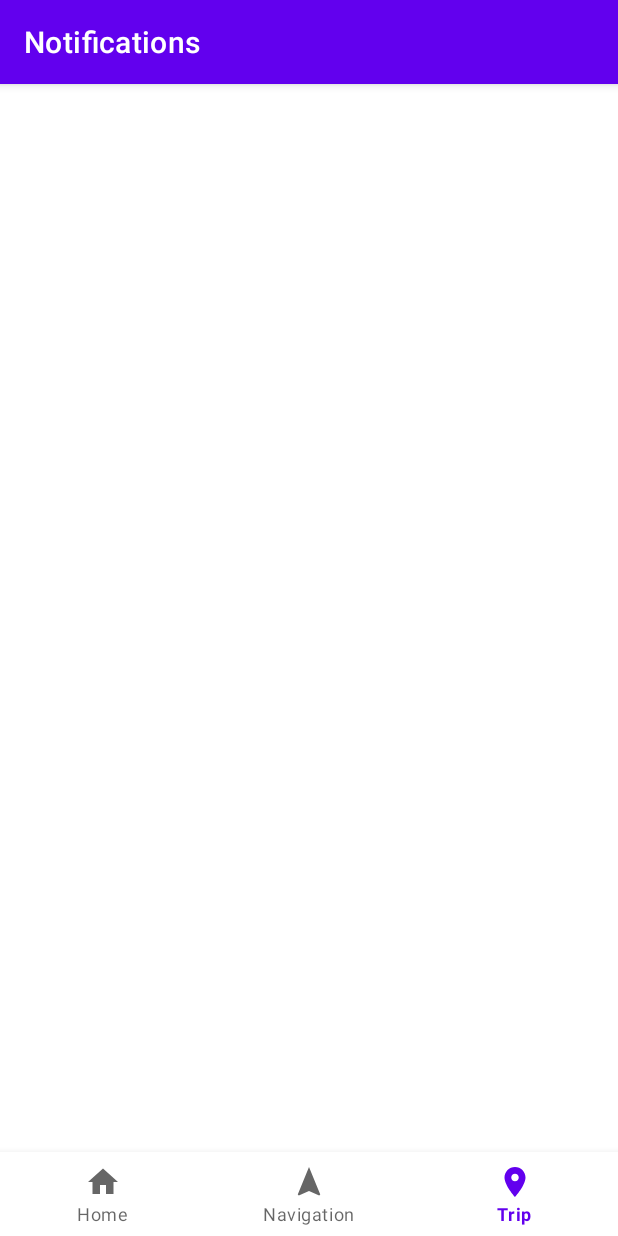
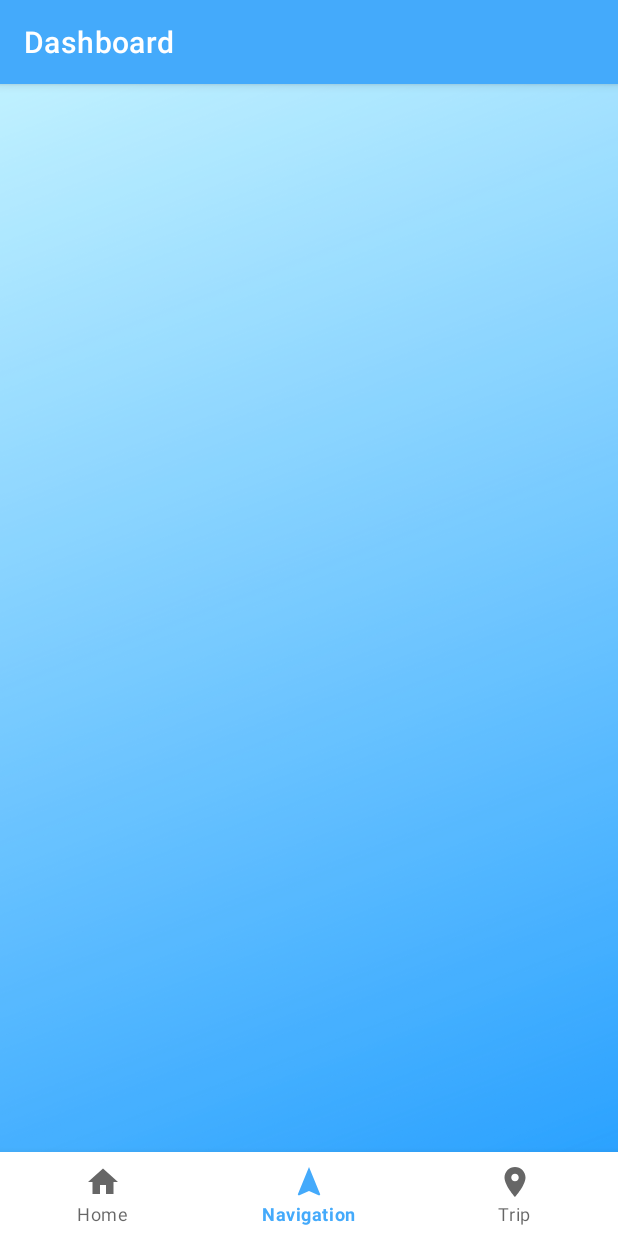
Before and after one commit to NitantBhagat/TravelEase_Android, an Android app: the NavigationFragment screen opened through its navigation route, on a phone screen of 412 x 824 dp. Run offline under Robolectric (Android 15) with nearby library versions, the phone set to English and light mode, and no system bars; our stand-ins replace navigation-ui.

Commit message:
Third Commit 2/3/23

```diff
--- a/app/src/main/java/com/travelease/nitant/ui/notifications/NotificationsFragment.java
+++ b/app/src/main/java/com/travelease/nitant/ui/Navigation/NavigationFragment.java
@@ -1,4 +1,4 @@
-package com.travelease.nitant.ui.notifications;
+package com.travelease.nitant.ui.Navigation;
 
 import android.os.Bundle;
 import android.view.LayoutInflater;
@@ -8,21 +8,23 @@ import android.widget.TextView;
 
 import androidx.annotation.NonNull;
 import androidx.fragment.app.Fragment;
-import androidx.lifecycle.ViewModelProvider;
 
-import com.travelease.nitant.databinding.FragmentTripBinding;
+import com.travelease.nitant.databinding.FragmentNavigationBinding;
 
-public class NotificationsFragment extends Fragment {
+public class NavigationFragment extends Fragment {
 
-    private FragmentTripBinding binding;
+    private FragmentNavigationBinding binding;
 
     public View onCreateView(@NonNull LayoutInflater inflater,
                              ViewGroup container, Bundle savedInstanceState) {
 
-        binding = FragmentTripBinding.inflate(inflater, container, false);
+
+        binding = FragmentNavigationBinding.inflate(inflater, container, false);
         View root = binding.getRoot();
 
-        final TextView textView = binding.textNotifications;
+
+
+        final TextView textView = binding.textDashboard;
         return root;
     }
 
--- a/app/src/main/res/layout/activity_home.xml
+++ b/app/src/main/res/layout/activity_home.xml
@@ -4,7 +4,8 @@
     android:id="@+id/container"
     android:layout_width="match_parent"
     android:layout_height="match_parent"
-    android:paddingTop="?attr/actionBarSize">
+    android:paddingTop="?attr/actionBarSize"
+    android:background="@drawable/bg">
 
     <com.google.android.material.bottomnavigation.BottomNavigationView
         android:id="@+id/nav_view"
--- a/app/src/main/res/layout/fragment_navigation.xml
+++ b/app/src/main/res/layout/fragment_navigation.xml
@@ -4,7 +4,7 @@
     xmlns:tools="http://schemas.android.com/tools"
     android:layout_width="match_parent"
     android:layout_height="match_parent"
-    tools:context=".ui.dashboard.DashboardFragment">
+    tools:context=".ui.Navigation.NavigationFragment">
 
     <TextView
         android:id="@+id/text_dashboard"
--- a/app/src/main/res/layout/fragment_trip.xml
+++ b/app/src/main/res/layout/fragment_trip.xml
@@ -1,22 +1,18 @@
 <?xml version="1.0" encoding="utf-8"?>
-<androidx.constraintlayout.widget.ConstraintLayout xmlns:android="http://schemas.android.com/apk/res/android"
+<LinearLayout xmlns:android="http://schemas.android.com/apk/res/android"
     xmlns:app="http://schemas.android.com/apk/res-auto"
     xmlns:tools="http://schemas.android.com/tools"
     android:layout_width="match_parent"
     android:layout_height="match_parent"
-    tools:context=".ui.notifications.NotificationsFragment">
+    android:padding="16dp"
+    tools:context=".ui.Trip.TripFragment">
 
-    <TextView
-        android:id="@+id/text_notifications"
+    <androidx.recyclerview.widget.RecyclerView
         android:layout_width="match_parent"
-        android:layout_height="wrap_content"
-        android:layout_marginStart="8dp"
-        android:layout_marginTop="8dp"
-        android:layout_marginEnd="8dp"
-        android:textAlignment="center"
-        android:textSize="20sp"
-        app:layout_constraintBottom_toBottomOf="parent"
-        app:layout_constraintEnd_toEndOf="parent"
-        app:layout_constraintStart_toStartOf="parent"
-        app:layout_constraintTop_toTopOf="parent" />
-</androidx.constraintlayout.widget.ConstraintLayout>
+        android:layout_height="match_parent"
+        android:id="@+id/rv_tripfrag_items">
+
+    </androidx.recyclerview.widget.RecyclerView>
+
+
+</LinearLayout>
--- a/app/src/main/res/navigation/mobile_navigation.xml
+++ b/app/src/main/res/navigation/mobile_navigation.xml
@@ -13,13 +13,13 @@
 
     <fragment
         android:id="@+id/navigation_dashboard"
-        android:name="com.travelease.nitant.ui.dashboard.DashboardFragment"
+        android:name="com.travelease.nitant.ui.Navigation.NavigationFragment"
         android:label="@string/title_dashboard"
         tools:layout="@layout/fragment_navigation" />
 
     <fragment
         android:id="@+id/navigation_notifications"
-        android:name="com.travelease.nitant.ui.notifications.NotificationsFragment"
+        android:name="com.travelease.nitant.ui.Trip.TripFragment"
         android:label="@string/title_notifications"
         tools:layout="@layout/fragment_trip" />
 </navigation>
--- a/app/src/main/res/values/colors.xml
+++ b/app/src/main/res/values/colors.xml
@@ -8,4 +8,5 @@
     <color name="black">#FF000000</color>
     <color name="white">#FFFFFFFF</color>
     <color name="light_blue">#2D91E1</color>
+    <color name="light_blue_200" >#44AAFB</color>
 </resources>
--- a/app/src/main/res/values/themes.xml
+++ b/app/src/main/res/values/themes.xml
@@ -2,7 +2,7 @@
     <!-- Base application theme. -->
     <style name="Theme.TravelEase" parent="Theme.MaterialComponents.DayNight.DarkActionBar">
         <!-- Primary brand color. -->
-        <item name="colorPrimary">@color/purple_500</item>
+        <item name="colorPrimary">@color/light_blue_200</item>
         <item name="colorPrimaryVariant">@color/purple_700</item>
         <item name="colorOnPrimary">@color/white</item>
         <!-- Secondary brand color. -->
@@ -10,7 +10,7 @@
         <item name="colorSecondaryVariant">@color/teal_700</item>
         <item name="colorOnSecondary">@color/black</item>
         <!-- Status bar color. -->
-        <item name="android:statusBarColor">?attr/colorPrimaryVariant</item>
+        <item name="android:statusBarColor">#3F51B5</item>
         <!-- Customize your theme here. -->
     </style>
 </resources>
```
Also changed, not shown: app/src/main/java/com/travelease/nitant/ui/Trip/TripFragment.java (renamed from app/src/main/java/com/travelease/nitant/ui/dashboard/DashboardFragment.java, +5 -11 lines), app/src/main/res/layout/cv_item.xml (added, +58 -0 lines).
